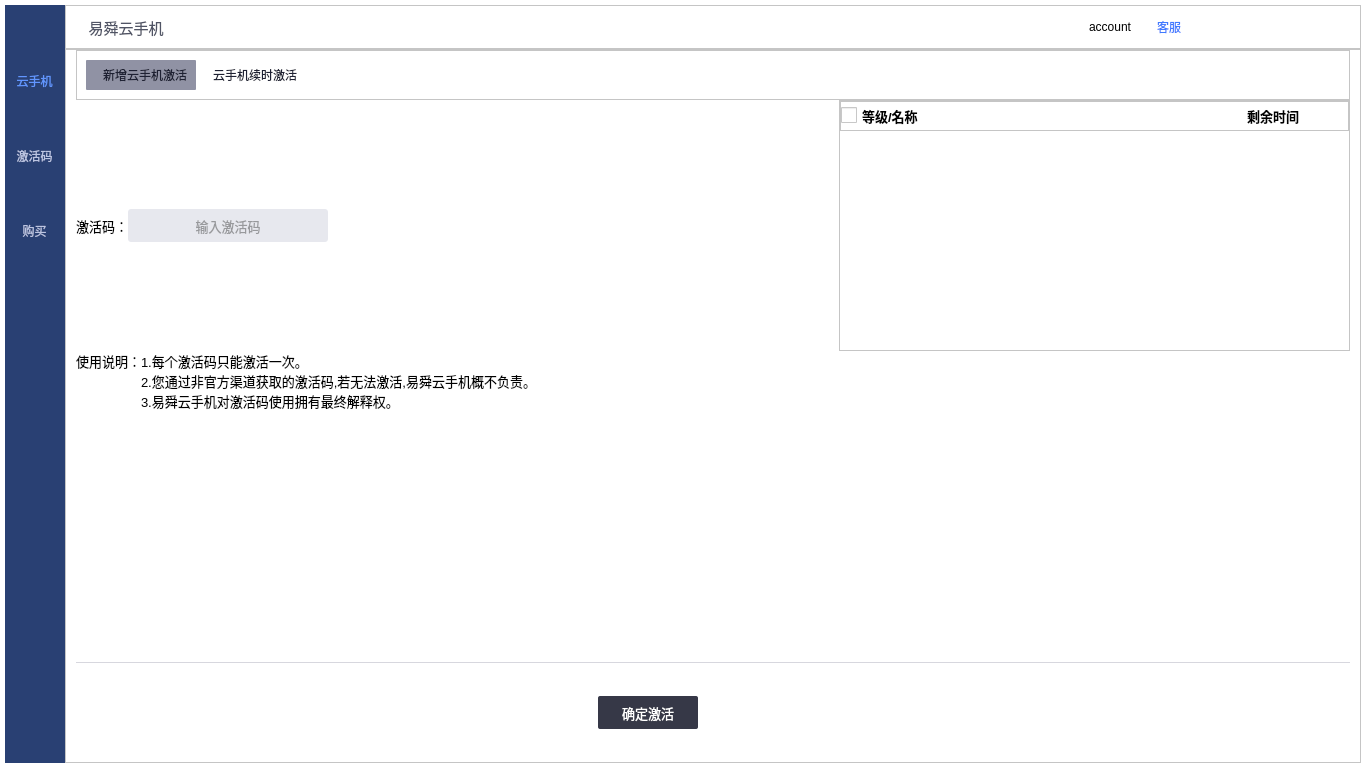
Above: mainwindow.ui from ZhouMei20220810/TEST before the change. Below: the same form after it.
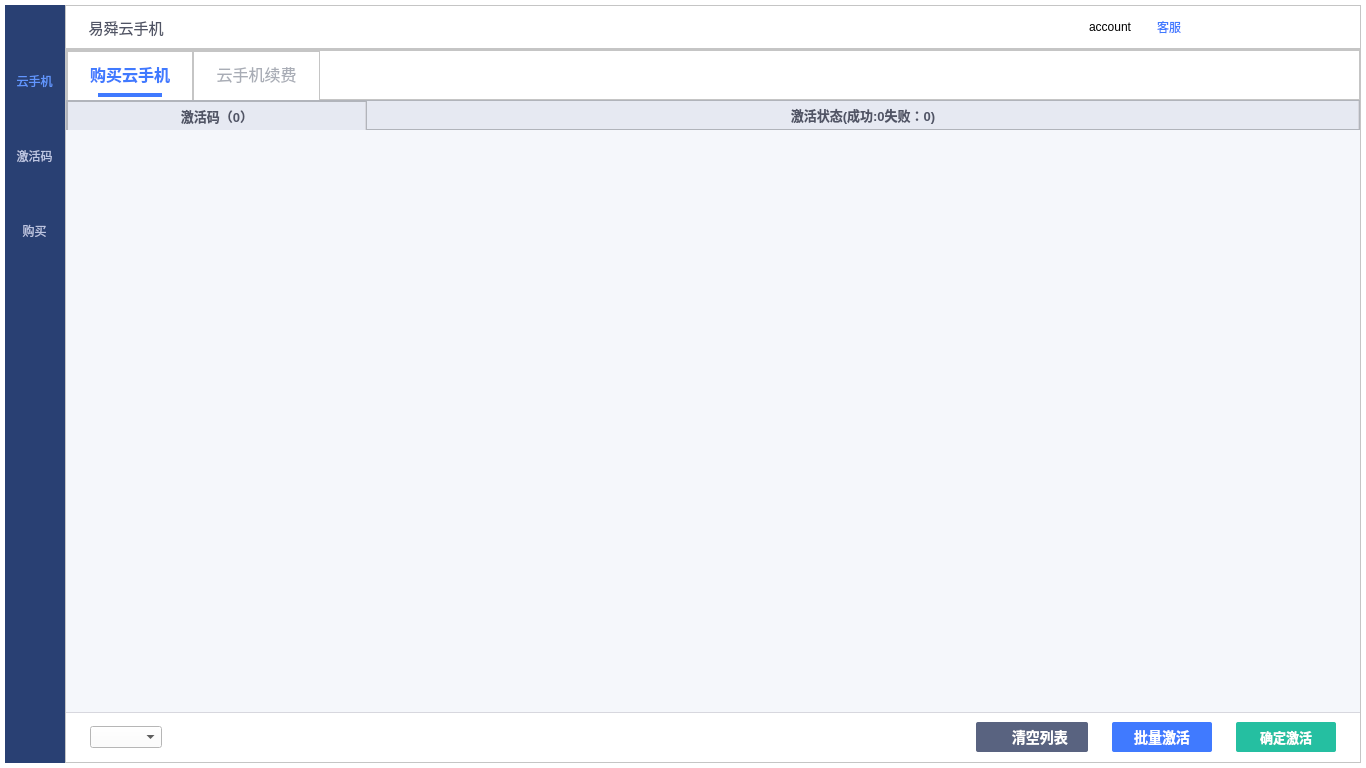
That is the form after the change. The open tabs and pages were chosen to show the change. Icons and pictures are not drawn.

Commit message: 新的激活码页面

Diff of the .ui file:
```diff
--- a/mainwindow.ui
+++ b/mainwindow.ui
@@ -2584,21 +2584,33 @@
               <number>0</number>
              </property>
              <property name="leftMargin">
-              <number>10</number>
+              <number>0</number>
              </property>
              <property name="topMargin">
               <number>0</number>
              </property>
              <property name="rightMargin">
-              <number>10</number>
+              <number>0</number>
              </property>
              <property name="bottomMargin">
               <number>0</number>
              </property>
              <item>
               <widget class="QFrame" name="frame_14">
+               <property name="minimumSize">
+                <size>
+                 <width>0</width>
+                 <height>50</height>
+                </size>
+               </property>
+               <property name="maximumSize">
+                <size>
+                 <width>16777215</width>
+                 <height>50</height>
+                </size>
+               </property>
                <property name="styleSheet">
-                <string notr="true">QFrame {border-bottom: 1px solid #D7D7DE;}</string>
+                <string notr="true">/*QFrame {border-bottom: 1px solid #D7D7DE;}*/</string>
                </property>
                <property name="frameShape">
                 <enum>QFrame::StyledPanel</enum>
@@ -2610,57 +2622,238 @@
                 <property name="spacing">
                  <number>0</number>
                 </property>
+                <property name="leftMargin">
+                 <number>0</number>
+                </property>
+                <property name="topMargin">
+                 <number>0</number>
+                </property>
+                <property name="rightMargin">
+                 <number>0</number>
+                </property>
+                <property name="bottomMargin">
+                 <number>0</number>
+                </property>
                 <item>
-                 <widget class="QToolButton" name="toolBtnAdd">
+                 <widget class="QFrame" name="frame_20">
                   <property name="minimumSize">
                    <size>
-                    <width>110</width>
-                    <height>30</height>
+                    <width>124</width>
+                    <height>50</height>
                    </size>
                   </property>
-                  <property name="styleSheet">
-                   <string notr="true">QToolButton {border:none;
-color: #1E2133;
-	background-color:#FF9092A4;
+                  <property name="maximumSize">
+                   <size>
+                    <width>16777215</width>
+                    <height>16777215</height>
+                   </size>
+                  </property>
+                  <property name="frameShape">
+                   <enum>QFrame::StyledPanel</enum>
+                  </property>
+                  <property name="frameShadow">
+                   <enum>QFrame::Raised</enum>
+                  </property>
+                  <layout class="QVBoxLayout" name="verticalLayout_20">
+                   <property name="spacing">
+                    <number>18</number>
+                   </property>
+                   <property name="leftMargin">
+                    <number>0</number>
+                   </property>
+                   <property name="topMargin">
+                    <number>11</number>
+                   </property>
+                   <property name="rightMargin">
+                    <number>0</number>
+                   </property>
+                   <property name="bottomMargin">
+                    <number>0</number>
+                   </property>
+                   <item>
+                    <widget class="QPushButton" name="btnAddActiveCode">
+                     <property name="minimumSize">
+                      <size>
+                       <width>80</width>
+                       <height>21</height>
+                      </size>
+                     </property>
+                     <property name="styleSheet">
+                      <string notr="true">QPushButton {border:none;
+color: #407AFF;
+background-color: #FFFFFFFF;
 border-radius:1px;
-padding-left:8px;
-}
-QToolButton:hover {
-color: #1E2133;
-background-color: #FFE7E8EE;
-border-radius:1px;
-padding-left:8px;
+padding-left:0px;
+font-weight:bold;
+font-size:16px;
 }</string>
-                  </property>
-                  <property name="text">
-                   <string>新增云手机激活</string>
-                  </property>
+                     </property>
+                     <property name="text">
+                      <string>购买云手机</string>
+                     </property>
+                    </widget>
+                   </item>
+                   <item>
+                    <layout class="QHBoxLayout" name="horizontalLayout_33">
+                     <property name="spacing">
+                      <number>0</number>
+                     </property>
+                     <item>
+                      <spacer name="horizontalSpacer_26">
+                       <property name="orientation">
+                        <enum>Qt::Horizontal</enum>
+                       </property>
+                       <property name="sizeHint" stdset="0">
+                        <size>
+                         <width>40</width>
+                         <height>20</height>
+                        </size>
+                       </property>
+                      </spacer>
+                     </item>
+                     <item>
+                      <widget class="QLabel" name="labelAddActiveCode">
+                       <property name="styleSheet">
+                        <string notr="true">background-color:#407AFF;
+max-height:4px;
+max-width:64px;
+min-height:4px;
+min-width:64px;
+border:none;</string>
+                       </property>
+                       <property name="text">
+                        <string/>
+                       </property>
+                      </widget>
+                     </item>
+                     <item>
+                      <spacer name="horizontalSpacer_34">
+                       <property name="orientation">
+                        <enum>Qt::Horizontal</enum>
+                       </property>
+                       <property name="sizeHint" stdset="0">
+                        <size>
+                         <width>40</width>
+                         <height>20</height>
+                        </size>
+                       </property>
+                      </spacer>
+                     </item>
+                    </layout>
+                   </item>
+                  </layout>
                  </widget>
                 </item>
                 <item>
-                 <widget class="QToolButton" name="toolButtonRenew">
+                 <widget class="QFrame" name="frame_21">
                   <property name="minimumSize">
                    <size>
-                    <width>110</width>
-                    <height>30</height>
+                    <width>124</width>
+                    <height>50</height>
                    </size>
                   </property>
-                  <property name="styleSheet">
-                   <string notr="true">QToolButton {border:none;
-color: #1E2133;
+                  <property name="frameShape">
+                   <enum>QFrame::StyledPanel</enum>
+                  </property>
+                  <property name="frameShadow">
+                   <enum>QFrame::Raised</enum>
+                  </property>
+                  <layout class="QVBoxLayout" name="verticalLayout_21">
+                   <property name="spacing">
+                    <number>18</number>
+                   </property>
+                   <property name="leftMargin">
+                    <number>0</number>
+                   </property>
+                   <property name="topMargin">
+                    <number>11</number>
+                   </property>
+                   <property name="rightMargin">
+                    <number>0</number>
+                   </property>
+                   <property name="bottomMargin">
+                    <number>0</number>
+                   </property>
+                   <item>
+                    <widget class="QPushButton" name="btnRenewActiveCode">
+                     <property name="minimumSize">
+                      <size>
+                       <width>80</width>
+                       <height>21</height>
+                      </size>
+                     </property>
+                     <property name="styleSheet">
+                      <string notr="true">QPushButton:hover {border:none;
+color: #407AFF;
+background-color: #FFFFFFFF;
 border-radius:1px;
-padding-left:8px;
+padding-left:0px;
+font-weight:bold;
+font-size:16px;
 }
-QToolButton:hover {
-background-color: #FFE7E8EE;
-color: #1E2133;
+QPushButton {
+color: #A9ADB6;
+background-color: #FFFFFFFF;
 border-radius:1px;
-padding-left:8px;
+padding-left:0px;
+font-weight:0;
+font-size:16px;
 }</string>
-                  </property>
-                  <property name="text">
-                   <string>云手机续时激活</string>
-                  </property>
+                     </property>
+                     <property name="text">
+                      <string>云手机续费</string>
+                     </property>
+                    </widget>
+                   </item>
+                   <item>
+                    <layout class="QHBoxLayout" name="horizontalLayout_34">
+                     <property name="spacing">
+                      <number>0</number>
+                     </property>
+                     <item>
+                      <spacer name="horizontalSpacer_35">
+                       <property name="orientation">
+                        <enum>Qt::Horizontal</enum>
+                       </property>
+                       <property name="sizeHint" stdset="0">
+                        <size>
+                         <width>40</width>
+                         <height>20</height>
+                        </size>
+                       </property>
+                      </spacer>
+                     </item>
+                     <item>
+                      <widget class="QLabel" name="labelRenewActiveCode">
+                       <property name="styleSheet">
+                        <string notr="true">background-color:#FFFFFFFF;
+max-height:4px;
+max-width:64px;
+min-height:4px;
+min-width:64px;
+border:none;</string>
+                       </property>
+                       <property name="text">
+                        <string/>
+                       </property>
+                      </widget>
+                     </item>
+                     <item>
+                      <spacer name="horizontalSpacer_36">
+                       <property name="orientation">
+                        <enum>Qt::Horizontal</enum>
+                       </property>
+                       <property name="sizeHint" stdset="0">
+                        <size>
+                         <width>40</width>
+                         <height>20</height>
+                        </size>
+                       </property>
+                      </spacer>
+                     </item>
+                    </layout>
+                   </item>
+                  </layout>
                  </widget>
                 </item>
                 <item>
@@ -2680,314 +2873,131 @@
               </widget>
              </item>
              <item>
-              <layout class="QHBoxLayout" name="horizontalLayout_7">
-               <item>
-                <widget class="QLabel" name="label">
-                 <property name="minimumSize">
-                  <size>
-                   <width>0</width>
-                   <height>195</height>
-                  </size>
-                 </property>
-                 <property name="font">
-                  <font>
-                   <pointsize>10</pointsize>
-                  </font>
-                 </property>
-                 <property name="text">
-                  <string>激活码：</string>
-                 </property>
-                </widget>
-               </item>
-               <item>
-                <widget class="QLineEdit" name="lineEditActiveCode">
-                 <property name="minimumSize">
-                  <size>
-                   <width>0</width>
-                   <height>33</height>
-                  </size>
-                 </property>
-                 <property name="maximumSize">
-                  <size>
-                   <width>200</width>
-                   <height>33</height>
-                  </size>
-                 </property>
-                 <property name="font">
-                  <font>
-                   <pointsize>10</pointsize>
-                  </font>
-                 </property>
-                 <property name="styleSheet">
-                  <string notr="true">color:#FF4A4A4A;
-background: #FFE7E8EE;
-border-radius: 3px;</string>
-                 </property>
-                 <property name="text">
-                  <string/>
-                 </property>
-                 <property name="echoMode">
-                  <enum>QLineEdit::Normal</enum>
-                 </property>
-                 <property name="alignment">
-                  <set>Qt::AlignCenter</set>
-                 </property>
-                 <property name="placeholderText">
-                  <string>输入激活码</string>
-                 </property>
-                </widget>
-               </item>
-               <item>
-                <spacer name="horizontalSpacer_5">
-                 <property name="orientation">
-                  <enum>Qt::Horizontal</enum>
-                 </property>
-                 <property name="sizeHint" stdset="0">
-                  <size>
-                   <width>40</width>
-                   <height>20</height>
-                  </size>
-                 </property>
-                </spacer>
-               </item>
-               <item>
-                <widget class="QFrame" name="frameActiveCodeRenew">
-                 <property name="minimumSize">
-                  <size>
-                   <width>400</width>
-                   <height>0</height>
-                  </size>
-                 </property>
-                 <property name="frameShape">
-                  <enum>QFrame::StyledPanel</enum>
-                 </property>
-                 <property name="frameShadow">
-                  <enum>QFrame::Raised</enum>
-                 </property>
-                 <layout class="QVBoxLayout" name="verticalLayout_17">
-                  <property name="spacing">
-                   <number>0</number>
+              <widget class="QFrame" name="frame_18">
+               <property name="minimumSize">
+                <size>
+                 <width>0</width>
+                 <height>30</height>
+                </size>
+               </property>
+               <property name="maximumSize">
+                <size>
+                 <width>16777215</width>
+                 <height>30</height>
+                </size>
+               </property>
+               <property name="styleSheet">
+                <string notr="true">background-color:#E6E9F2;</string>
+               </property>
+               <property name="frameShape">
+                <enum>QFrame::StyledPanel</enum>
+               </property>
+               <property name="frameShadow">
+                <enum>QFrame::Raised</enum>
+               </property>
+               <layout class="QHBoxLayout" name="horizontalLayout_31">
+                <property name="spacing">
+                 <number>0</number>
+                </property>
+                <property name="leftMargin">
+                 <number>0</number>
+                </property>
+                <property name="topMargin">
+                 <number>0</number>
+                </property>
+                <property name="rightMargin">
+                 <number>0</number>
+                </property>
+                <property name="bottomMargin">
+                 <number>0</number>
+                </property>
+                <item>
+                 <widget class="QFrame" name="frame_22">
+                  <property name="minimumSize">
+                   <size>
+                    <width>300</width>
+                    <height>30</height>
+                   </size>
                   </property>
-                  <property name="leftMargin">
-                   <number>0</number>
+                  <property name="maximumSize">
+                   <size>
+                    <width>300</width>
+                    <height>30</height>
+                   </size>
                   </property>
-                  <property name="topMargin">
-                   <number>0</number>
+                  <property name="frameShape">
+                   <enum>QFrame::StyledPanel</enum>
                   </property>
-                  <property name="rightMargin">
-                   <number>0</number>
+                  <property name="frameShadow">
+                   <enum>QFrame::Raised</enum>
                   </property>
-                  <property name="bottomMargin">
-                   <number>0</number>
-                  </property>
-                  <item>
-                   <widget class="QFrame" name="frame_18">
-                    <property name="minimumSize">
-                     <size>
-                      <width>0</width>
-                      <height>30</height>
-                     </size>
-                    </property>
-                    <property name="maximumSize">
-                     <size>
-                      <width>16777215</width>
-                      <height>30</height>
-                     </size>
-                    </property>
-                    <property name="frameShape">
-                     <enum>QFrame::StyledPanel</enum>
-                    </property>
-                    <property name="frameShadow">
-                     <enum>QFrame::Raised</enum>
-                    </property>
-                    <layout class="QHBoxLayout" name="horizontalLayout_31">
-                     <property name="spacing">
-                      <number>0</number>
+                  <layout class="QVBoxLayout" name="verticalLayout_22">
+                   <property name="spacing">
+                    <number>0</number>
+                   </property>
+                   <property name="leftMargin">
+                    <number>0</number>
+                   </property>
+                   <property name="topMargin">
+                    <number>0</number>
+                   </property>
+                   <property name="rightMargin">
+                    <number>0</number>
+                   </property>
+                   <property name="bottomMargin">
+                    <number>0</number>
+                   </property>
+                   <item>
+                    <widget class="QLabel" name="labelActiveCodeNum">
+                     <property name="styleSheet">
+                      <string notr="true">QFrame {border-right: 1px solid #D7D7DE;color:#505465;font-size:13px;font-weight:bold;}</string>
                      </property>
-                     <property name="leftMargin">
-                      <number>0</number>
+                     <property name="text">
+                      <string>激活码（0）</string>
                      </property>
-                     <property name="topMargin">
-                      <number>0</number>
+                     <property name="alignment">
+                      <set>Qt::AlignCenter</set>
                      </property>
-                     <property name="rightMargin">
-                      <number>0</number>
-                     </property>
-                     <property name="bottomMargin">
-                      <number>0</number>
-                     </property>
-                     <item>
-                      <widget class="QCheckBox" name="checkBoxRenewHeader">
-                       <property name="font">
-                        <font>
-                         <pointsize>10</pointsize>
-                         <bold>true</bold>
-                        </font>
-                       </property>
-                       <property name="styleSheet">
-                        <string notr="true"> QCheckBox {
-     spacing: 5px;
- }
-
- QCheckBox::indicator {
-     width: 16px;
-     height: 16px;
- }
-
- QCheckBox::indicator:unchecked {
-     image: url(:/login/resource/login/option_normal.png);
- }
-
- QCheckBox::indicator:unchecked:hover {
-     image: url(:/login/resource/login/option_normal.png);
- }
-
- QCheckBox::indicator:unchecked:pressed {
-     image: url(:/login/resource/login/option_normal.png);
- }
-
- QCheckBox::indicator:checked {
-     image: url(:/login/resource/login/option_select.png);
- }
-
- QCheckBox::indicator:checked:hover {
-     image: url(:/login/resource/login/option_select.png);
- }
-
- QCheckBox::indicator:checked:pressed {
-     image: url(:/login/resource/login/option_select.png);
- }
-</string>
-                       </property>
-                       <property name="text">
-                        <string>等级/名称</string>
-                       </property>
-                      </widget>
-                     </item>
-                     <item>
-                      <spacer name="horizontalSpacer_31">
-                       <property name="orientation">
-                        <enum>Qt::Horizontal</enum>
-                       </property>
-                       <property name="sizeHint" stdset="0">
-                        <size>
-                         <width>269</width>
-                         <height>20</height>
-                        </size>
-                       </property>
-                      </spacer>
-                     </item>
-                     <item>
-                      <widget class="QToolButton" name="toolButtonTime">
-                       <property name="minimumSize">
-                        <size>
-                         <width>150</width>
-                         <height>0</height>
-                        </size>
-                       </property>
-                       <property name="maximumSize">
-                        <size>
-                         <width>150</width>
-                         <height>16777215</height>
-                        </size>
-                       </property>
-                       <property name="font">
-                        <font>
-                         <pointsize>10</pointsize>
-                         <bold>true</bold>
-                        </font>
-                       </property>
-                       <property name="styleSheet">
-                        <string notr="true">QToolButton:hover { border: none; background: none; }</string>
-                       </property>
-                       <property name="text">
-                        <string>剩余时间</string>
-                       </property>
-                       <property name="autoRaise">
-                        <bool>true</bool>
-                       </property>
-                      </widget>
-                     </item>
-                    </layout>
-                   </widget>
-                  </item>
-                  <item>
-                   <widget class="QListWidget" name="listWidgetRenew">
-                    <property name="styleSheet">
-                     <string notr="true">border:none</string>
-                    </property>
-                   </widget>
-                  </item>
-                 </layout>
-                </widget>
-               </item>
-              </layout>
+                    </widget>
+                   </item>
+                  </layout>
+                 </widget>
+                </item>
+                <item>
+                 <widget class="QLabel" name="labelActiveStatus">
+                  <property name="styleSheet">
+                   <string notr="true">QFrame {border-right: 1px solid #D7D7DE;color:#505465;font-size:13px;font-weight:bold;}</string>
+                  </property>
+                  <property name="text">
+                   <string>激活状态(成功:0失败：0)</string>
+                  </property>
+                  <property name="alignment">
+                   <set>Qt::AlignCenter</set>
+                  </property>
+                 </widget>
+                </item>
+               </layout>
+              </widget>
              </item>
              <item>
-              <layout class="QHBoxLayout" name="horizontalLayout_9">
-               <item>
-                <widget class="QLabel" name="label_5">
-                 <property name="font">
-                  <font>
-                   <pointsize>10</pointsize>
-                  </font>
-                 </property>
-                 <property name="text">
-                  <string>使用说明：</string>
-                 </property>
-                 <property name="alignment">
-                  <set>Qt::AlignLeading|Qt::AlignLeft|Qt::AlignTop</set>
-                 </property>
-                </widget>
-               </item>
-               <item>
-                <widget class="QLabel" name="label_4">
-                 <property name="font">
-                  <font>
-                   <pointsize>10</pointsize>
-                  </font>
-                 </property>
-                 <property name="text">
-                  <string>1.每个激活码只能激活一次。
-2.您通过非官方渠道获取的激活码,若无法激活,易舜云手机概不负责。
-3.易舜云手机对激活码使用拥有最终解释权。</string>
-                 </property>
-                </widget>
-               </item>
-               <item>
-                <spacer name="horizontalSpacer_7">
-                 <property name="orientation">
-                  <enum>Qt::Horizontal</enum>
-                 </property>
-                 <property name="sizeHint" stdset="0">
-                  <size>
-                   <width>40</width>
-                   <height>20</height>
-                  </size>
-                 </property>
-                </spacer>
-               </item>
-              </layout>
-             </item>
-             <item>
-              <spacer name="verticalSpacer_2">
-               <property name="orientation">
-                <enum>Qt::Vertical</enum>
+              <widget class="QListWidget" name="listWidgetRenew">
+               <property name="styleSheet">
+                <string notr="true">border:none;background-color:#F5F7FB;</string>
                </property>
-               <property name="sizeHint" stdset="0">
-                <size>
-                 <width>20</width>
-                 <height>193</height>
-                </size>
-               </property>
-              </spacer>
+              </widget>
              </item>
              <item>
               <widget class="QFrame" name="frame_16">
                <property name="minimumSize">
                 <size>
                  <width>0</width>
-                 <height>100</height>
+                 <height>50</height>
+                </size>
+               </property>
+               <property name="maximumSize">
+                <size>
+                 <width>16777215</width>
+                 <height>50</height>
                 </size>
                </property>
                <property name="styleSheet">
@@ -3005,6 +3015,18 @@
                 <enum>QFrame::Raised</enum>
                </property>
                <layout class="QHBoxLayout" name="horizontalLayout_30">
+                <property name="spacing">
+                 <number>24</number>
+                </property>
+                <property name="leftMargin">
+                 <number>24</number>
+                </property>
+                <property name="rightMargin">
+                 <number>24</number>
+                </property>
+                <item>
+                 <widget class="QComboBox" name="comboBoxGroupName"/>
+                </item>
                 <item>
                  <spacer name="horizontalSpacer_8">
                   <property name="orientation">
@@ -3018,31 +3040,86 @@
                   </property>
                  </spacer>
                 </item>
+                <item>
+                 <widget class="QToolButton" name="toolBtnClearList">
+                  <property name="styleSheet">
+                   <string notr="true">QToolButton {border:none;
+color: #FFFFFF;
+background-color: #596380;
+border-radius:2px;
+padding-left:12px;
+font-weight:bold;
+font-size:14px;
+height:30px;
+width:100px;
+max-height:30px;
+max-width:100px;
+}</string>
+                  </property>
+                  <property name="text">
+                   <string> 清空列表</string>
+                  </property>
+                  <property name="icon">
+                   <iconset resource="res.qrc">
+                    <normaloff>:/main/resource/main/delete.png</normaloff>:/main/resource/main/delete.png</iconset>
+                  </property>
+                  <property name="toolButtonStyle">
+                   <enum>Qt::ToolButtonTextBesideIcon</enum>
+                  </property>
+                 </widget>
+                </item>
+                <item>
+                 <widget class="QToolButton" name="toolBtnAddActiveCode">
+                  <property name="styleSheet">
+                   <string notr="true">QToolButton {border:none;
+color: #FFFFFF;
+background-color: #407AFF;
+border-radius:2px;
+padding-left:0px;
+font-weight:bold;
+font-size:14px;
+height:30px;
+width:100px;
+max-height:30px;
+max-width:100px;
+}</string>
+                  </property>
+                  <property name="text">
+                   <string>批量激活</string>
+                  </property>
+                 </widget>
+                </item>
                 <item>
                  <widget class="QPushButton" name="btnActiveCode">
                   <property name="minimumSize">
                    <size>
-                    <width>100</width>
-                    <height>33</height>
+                    <width>0</width>
+                    <height>0</height>
                    </size>
                   </property>
                   <property name="maximumSize">
                    <size>
                     <width>100</width>
-                    <height>33</height>
+                    <height>30</height>
                    </size>
                   </property>
                   <property name="font">
                    <font>
                     <pointsize>10</pointsize>
+                    <bold>true</bold>
                    </font>
                   </property>
                   <property name="styleSheet">
                    <string notr="true"> QPushButton {
      border: 0px solid #555764;
      border-radius:2px;
-	 background-color: #FF363847;
+	 background-color: #25BFA1;
 	 color:#FFFFFFFF;
+font-weight:bold;
+height:30px;
+width:100px;
+max-height:30px;
+max-width:100px;
  }
 QPushButton:hover
 {
@@ -3078,19 +3155,6 @@
                   </property>
                  </widget>
                 </item>
-                <item>
-                 <spacer name="horizontalSpacer_9">
-                  <property name="orientation">
-                   <enum>Qt::Horizontal</enum>
-                  </property>
-                  <property name="sizeHint" stdset="0">
-                   <size>
-                    <width>648</width>
-                    <height>17</height>
-                   </size>
-                  </property>
-                 </spacer>
-                </item>
                </layout>
               </widget>
              </item>
```
Left out of the diff: 4 changed lines with no effect on the pictures. The commit also changes 4 other files.
